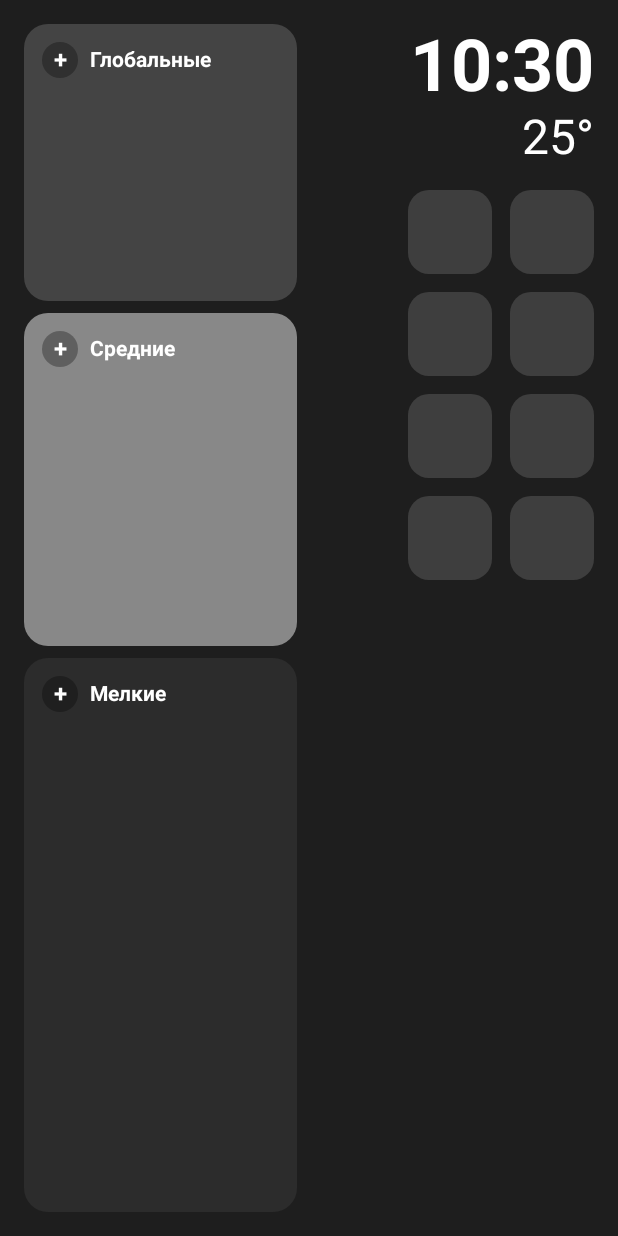
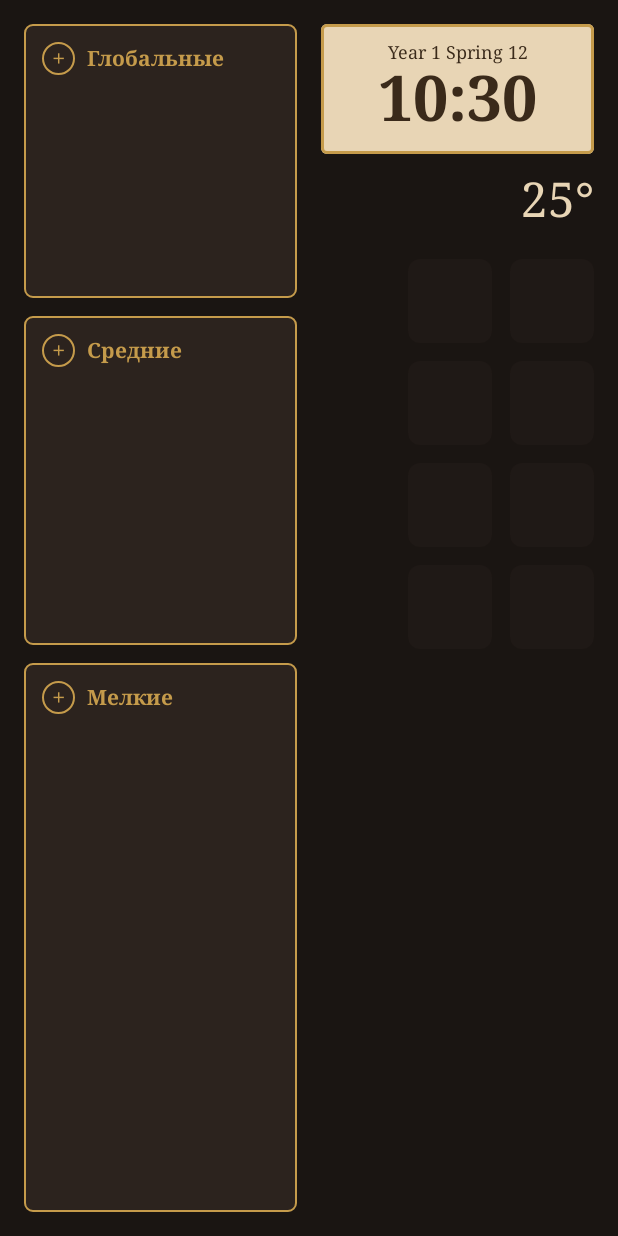
Before and after one commit to Altegro-Salvatore/MyLauncher, an Android app built with Jetpack Compose: the screen it shows after launch (MainActivity), on a phone screen of 412 x 824 dp. Run offline under Robolectric (Android 15) with nearby library versions, the phone set to English and light mode, and no system bars.

Commit message:
Update MainActivity.kt

```diff
--- a/app/src/main/java/com/example/gamelauncher/MainActivity.kt
+++ b/app/src/main/java/com/example/gamelauncher/MainActivity.kt
@@ -30,6 +30,7 @@ import androidx.compose.ui.Modifier
 import androidx.compose.ui.graphics.Color
 import androidx.compose.ui.graphics.asImageBitmap
 import androidx.compose.ui.platform.LocalContext
+import androidx.compose.ui.text.font.FontFamily
 import androidx.compose.ui.text.font.FontWeight
 import androidx.compose.ui.text.input.KeyboardType
 import androidx.compose.ui.text.style.TextAlign
@@ -43,6 +44,15 @@ import java.text.SimpleDateFormat
 import java.util.Date
 import java.util.Locale
 import java.util.UUID
+
+// НОВАЯ ЦВЕТОВАЯ ПАЛИТРА (по референсам)
+val ColorBg = Color(0xFF1A1512)         // Темное дерево/кожа
+val ColorCardBg = Color(0xFF2C231E)     // Темный пергамент
+val ColorGold = Color(0xFFC59B4B)       // Золотой акцент
+val ColorParchment = Color(0xFFE8D5B5)  // Светлый пергамент
+val ColorTextDark = Color(0xFF3A2A1A)   // Темный текст для пергамента
+val ColorHp = Color(0xFFD9534F)         // Красный (кровь)
+val ColorMp = Color(0xFF5BC0DE)         // Голубой (мана)
 
 data class AppInfo(val name: String, val packageName: String, val icon: Drawable)
 data class TaskItem(val id: String, val title: String, val category: String)
@@ -68,11 +78,7 @@ fun loadTasks(context: Context): List<TaskItem> {
         val jsonArray = JSONArray(jsonStr)
         for (i in 0 until jsonArray.length()) {
             val obj = jsonArray.getJSONObject(i)
-            list.add(TaskItem(
-                obj.getString("id"),
-                obj.getString("title"),
-                obj.optString("category", "Minor")
-            ))
+            list.add(TaskItem(obj.getString("id"), obj.getString("title"), obj.optString("category", "Minor")))
         }
     } catch (e: Exception) {}
     return list
@@ -96,9 +102,7 @@ fun getFrequentApps(context: Context): List<AppInfo> {
         usageEvents.getNextEvent(event)
         if (event.eventType == UsageEvents.Event.ACTIVITY_RESUMED || event.eventType == UsageEvents.Event.MOVE_TO_FOREGROUND) {
             val pkg = event.packageName
-            if (pkg != context.packageName) {
-                launchCounts[pkg] = launchCounts.getOrDefault(pkg, 0) + 1
-            }
+            if (pkg != context.packageName) launchCounts[pkg] = launchCounts.getOrDefault(pkg, 0) + 1
         }
     }
 
@@ -109,9 +113,7 @@ fun getFrequentApps(context: Context): List<AppInfo> {
         .mapNotNull {
             try {
                 val appInfo = pm.getApplicationInfo(it.key, 0)
-                val name = pm.getApplicationLabel(appInfo).toString()
-                val icon = pm.getApplicationIcon(it.key)
-                AppInfo(name, it.key, icon)
+                AppInfo(pm.getApplicationLabel(appInfo).toString(), it.key, pm.getApplicationIcon(it.key))
             } catch (e: Exception) { null }
         }
         .take(8)
@@ -138,7 +140,6 @@ fun ScreenOne() {
     var currentTime by remember { mutableStateOf("") }
 
     var tasks by remember { mutableStateOf(loadTasks(context)) }
-
     var showAddDialog by remember { mutableStateOf(false) }
     var inputTask by remember { mutableStateOf("") }
     var currentCategory by remember { mutableStateOf("Major") }
@@ -146,28 +147,36 @@ fun ScreenOne() {
     if (showAddDialog) {
         AlertDialog(
             onDismissRequest = { showAddDialog = false },
-            title = { Text("Новая задача") },
+            containerColor = ColorCardBg,
+            title = { Text("Новая задача", color = ColorGold, fontFamily = FontFamily.Serif) },
             text = {
                 OutlinedTextField(
                     value = inputTask,
                     onValueChange = { inputTask = it },
-                    label = { Text("Что нужно сделать?") },
-                    singleLine = true
+                    label = { Text("Что нужно сделать?", color = ColorParchment) },
+                    singleLine = true,
+                    colors = TextFieldDefaults.colors(
+                        focusedTextColor = ColorParchment,
+                        unfocusedTextColor = ColorParchment,
+                        focusedContainerColor = ColorBg,
+                        unfocusedContainerColor = ColorBg,
+                        focusedIndicatorColor = ColorGold,
+                        unfocusedIndicatorColor = ColorGold.copy(alpha = 0.5f)
+                    )
                 )
             },
             confirmButton = {
                 TextButton(onClick = {
                     if (inputTask.isNotBlank()) {
-                        val newTask = TaskItem(UUID.randomUUID().toString(), inputTask, currentCategory)
-                        tasks = tasks + newTask
+                        tasks = tasks + TaskItem(UUID.randomUUID().toString(), inputTask, currentCategory)
                         saveTasks(context, tasks)
                     }
                     inputTask = ""
                     showAddDialog = false
-                }) { Text("Добавить") }
+                }) { Text("Добавить", color = ColorGold, fontFamily = FontFamily.Serif) }
             },
             dismissButton = {
-                TextButton(onClick = { showAddDialog = false }) { Text("Отмена") }
+                TextButton(onClick = { showAddDialog = false }) { Text("Отмена", color = ColorParchment) }
             }
         )
     }
@@ -189,57 +198,64 @@ fun ScreenOne() {
 
     LaunchedEffect(Unit) { hasPermission = hasUsageStatsPermission(context) }
 
-    // Функция для удаления задачи
     val onTaskDone: (TaskItem) -> Unit = { task ->
-        val updated = tasks.filter { it.id != task.id }
-        tasks = updated
-        saveTasks(context, updated)
+        tasks = tasks.filter { it.id != task.id }
+        saveTasks(context, tasks)
     }
 
-    Row(modifier = Modifier.fillMaxSize().background(Color(0xFF1E1E1E)).padding(16.dp)) {
+    Row(modifier = Modifier.fillMaxSize().background(ColorBg).padding(16.dp)) {
 
-        Column(modifier = Modifier.weight(1f).fillMaxHeight(), verticalArrangement = Arrangement.spacedBy(8.dp)) {
+        // ЛЕВАЯ КОЛОНКА - КВЕСТЫ В СТИЛЕ D&D
+        Column(modifier = Modifier.weight(1f).fillMaxHeight(), verticalArrangement = Arrangement.spacedBy(12.dp)) {
 
-            Box(modifier = Modifier.weight(1f).fillMaxWidth().background(Color.DarkGray, RoundedCornerShape(16.dp))) {
-                QuestListCard(
-                    title = "Глобальные",
-                    tasks = tasks.filter { it.category == "Major" },
-                    onAddClick = { currentCategory = "Major"; showAddDialog = true },
-                    onTaskDone = onTaskDone
-                )
+            Box(modifier = Modifier.weight(1f).fillMaxWidth()) {
+                QuestListCard("Глобальные", tasks.filter { it.category == "Major" }, { currentCategory = "Major"; showAddDialog = true }, onTaskDone)
             }
 
-            Box(modifier = Modifier.weight(1.2f).fillMaxWidth().background(Color.Gray, RoundedCornerShape(16.dp))) {
-                QuestListCard(
-                    title = "Средние",
-                    tasks = tasks.filter { it.category == "Medium" },
-                    onAddClick = { currentCategory = "Medium"; showAddDialog = true },
-                    onTaskDone = onTaskDone
-                )
+            Box(modifier = Modifier.weight(1.2f).fillMaxWidth()) {
+                QuestListCard("Средние", tasks.filter { it.category == "Medium" }, { currentCategory = "Medium"; showAddDialog = true }, onTaskDone)
             }
 
-            Box(modifier = Modifier.weight(2f).fillMaxWidth().background(Color(0xFF2C2C2C), RoundedCornerShape(16.dp))) {
-                QuestListCard(
-                    title = "Мелкие",
-                    tasks = tasks.filter { it.category == "Minor" },
-                    onAddClick = { currentCategory = "Minor"; showAddDialog = true },
-                    onTaskDone = onTaskDone
-                )
+            Box(modifier = Modifier.weight(2f).fillMaxWidth()) {
+                QuestListCard("Мелкие", tasks.filter { it.category == "Minor" }, { currentCategory = "Minor"; showAddDialog = true }, onTaskDone)
             }
         }
 
         Spacer(modifier = Modifier.width(16.dp))
 
+        // ПРАВАЯ КОЛОНКА - ВРЕМЯ, ПОГОДА, ПРИЛОЖЕНИЯ
         Column(modifier = Modifier.weight(1f).fillMaxHeight(), horizontalAlignment = Alignment.End) {
-            Text(currentTime, fontSize = 48.sp, fontWeight = FontWeight.Bold, color = Color.White)
-            Text("25°", fontSize = 32.sp, color = Color.White)
-            Spacer(modifier = Modifier.height(16.dp))
+
+            // Карточка времени (Пергамент)
+            Box(
+                modifier = Modifier
+                    .fillMaxWidth()
+                    .background(ColorParchment, RoundedCornerShape(4.dp))
+                    .border(2.dp, ColorGold, RoundedCornerShape(4.dp))
+                    .padding(vertical = 12.dp, horizontal = 8.dp),
+                contentAlignment = Alignment.Center
+            ) {
+                Column(horizontalAlignment = Alignment.CenterHorizontally) {
+                    Text("Year 1 Spring 12", fontSize = 12.sp, fontFamily = FontFamily.Serif, color = ColorTextDark)
+                    Text(currentTime, fontSize = 42.sp, fontWeight = FontWeight.Bold, fontFamily = FontFamily.Serif, color = ColorTextDark)
+                }
+            }
+
+            // Погода (просто текст пока)
+            Text("25°", fontSize = 32.sp, fontFamily = FontFamily.Serif, color = ColorParchment, modifier = Modifier.padding(vertical = 12.dp))
+
+            Spacer(modifier = Modifier.height(8.dp))
 
             if (!hasPermission) {
-                Button(onClick = { context.startActivity(Intent(Settings.ACTION_USAGE_ACCESS_SETTINGS)) }, modifier = Modifier.fillMaxWidth()) {
-                    Text("Разрешить\nприложения", textAlign = TextAlign.Center, fontSize = 12.sp)
+                Button(
+                    onClick = { context.startActivity(Intent(Settings.ACTION_USAGE_ACCESS_SETTINGS)) },
+                    modifier = Modifier.fillMaxWidth(),
+                    colors = ButtonDefaults.buttonColors(containerColor = ColorCardBg)
+                ) {
+                    Text("Разрешить\nприложения", textAlign = TextAlign.Center, fontSize = 12.sp, color = ColorGold, fontFamily = FontFamily.Serif)
                 }
             } else {
+                // Сетка приложений (как созвездия/артефакты)
                 Column(verticalArrangement = Arrangement.spacedBy(12.dp)) {
                     for (i in 0 until 4) {
                         Row(horizontalArrangement = Arrangement.spacedBy(12.dp)) {
@@ -248,14 +264,16 @@ fun ScreenOne() {
                                 if (index < apps.size) {
                                     val app = apps[index]
                                     Box(
-                                        modifier = Modifier.size(56.dp).background(Color(0xFF333333), RoundedCornerShape(14.dp))
+                                        modifier = Modifier.size(56.dp)
+                                            .background(ColorCardBg, RoundedCornerShape(8.dp))
+                                            .border(1.dp, ColorGold.copy(alpha = 0.6f), RoundedCornerShape(8.dp))
                                             .clickable { context.startActivity(context.packageManager.getLaunchIntentForPackage(app.packageName)) },
                                         contentAlignment = Alignment.Center
                                     ) {
-                                        Image(bitmap = app.icon.toBitmap(100, 100).asImageBitmap(), contentDescription = app.name, modifier = Modifier.size(44.dp))
+                                        Image(bitmap = app.icon.toBitmap(100, 100).asImageBitmap(), contentDescription = app.name, modifier = Modifier.size(40.dp))
                                     }
                                 } else {
-                                    Box(modifier = Modifier.size(56.dp).background(Color.Gray.copy(alpha = 0.3f), RoundedCornerShape(14.dp)))
+                                    Box(modifier = Modifier.size(56.dp).background(ColorCardBg.copy(alpha = 0.3f), RoundedCornerShape(8.dp)))
                                 }
                             }
                         }
@@ -267,41 +285,39 @@ fun ScreenOne() {
 }
 
 @Composable
-fun QuestListCard(
-    title: String,
-    tasks: List<TaskItem>,
-    onAddClick: () -> Unit,
-    onTaskDone: (TaskItem) -> Unit
-) {
-    Column(modifier = Modifier.fillMaxSize().padding(12.dp)) {
+fun QuestListCard(title: String, tasks: List<TaskItem>, onAddClick: () -> Unit, onTaskDone: (TaskItem) -> Unit) {
+    Column(
+        modifier = Modifier
+            .fillMaxSize()
+            .background(ColorCardBg, RoundedCornerShape(6.dp))
+            .border(1.dp, ColorGold, RoundedCornerShape(6.dp)) // Золотая рамка как на карточках
+            .padding(12.dp)
+    ) {
+        // Заголовок карточки
         Row(verticalAlignment = Alignment.CenterVertically, modifier = Modifier.fillMaxWidth().padding(bottom = 8.dp)) {
             Box(
-                modifier = Modifier.size(24.dp).background(Color.Black.copy(alpha = 0.3f), CircleShape)
-                    .clickable { onAddClick() },
+                modifier = Modifier.size(22.dp).border(1.dp, ColorGold, CircleShape).clickable { onAddClick() },
                 contentAlignment = Alignment.Center
             ) {
-                Text("+", color = Color.White, fontSize = 16.sp, fontWeight = FontWeight.Bold)
+                Text("+", color = ColorGold, fontSize = 16.sp, fontFamily = FontFamily.Serif)
             }
             Spacer(modifier = Modifier.width(8.dp))
-            Text(title, color = Color.White, fontSize = 14.sp, fontWeight = FontWeight.Bold)
+            Text(title, color = ColorGold, fontSize = 14.sp, fontWeight = FontWeight.Bold, fontFamily = FontFamily.Serif)
         }
 
+        // Список задач с квадратными чекбоксами (как в D&D)
         LazyColumn(verticalArrangement = Arrangement.spacedBy(6.dp)) {
             items(tasks) { task ->
                 Row(verticalAlignment = Alignment.CenterVertically, modifier = Modifier.fillMaxWidth()) {
-                    // Нажатие на этот кружок удаляет задачу
                     Box(
                         modifier = Modifier
-                            .size(18.dp)
-                            .border(2.dp, Color.LightGray, CircleShape)
+                            .size(16.dp)
+                            .border(1.dp, ColorGold, RoundedCornerShape(2.dp))
+                            .background(ColorBg, RoundedCornerShape(2.dp))
                             .clickable { onTaskDone(task) }
                     )
                     Spacer(modifier = Modifier.width(8.dp))
-                    Text(
-                        text = task.title,
-                        color = Color.White,
-                        fontSize = 13.sp
-                    )
+                    Text(task.title, color = ColorParchment, fontSize = 13.sp, fontFamily = FontFamily.Serif)
                 }
             }
         }
@@ -320,14 +336,23 @@ fun ScreenTwo() {
     if (showMannaDialog) {
         AlertDialog(
             onDismissRequest = { showMannaDialog = false },
-            title = { Text("Добавить калории (MP)") },
+            containerColor = ColorCardBg,
+            title = { Text("Добавить калории (MP)", color = ColorMp, fontFamily = FontFamily.Serif) },
             text = {
                 OutlinedTextField(
                     value = inputManna,
                     onValueChange = { if (it.all { char -> char.isDigit() }) inputManna = it },
-                    label = { Text("Сколько калорий?") },
+                    label = { Text("Сколько калорий?", color = ColorParchment) },
                     keyboardOptions = KeyboardOptions(keyboardType = KeyboardType.Number),
-                    singleLine = true
+                    singleLine = true,
+                    colors = TextFieldDefaults.colors(
+                        focusedTextColor = ColorParchment,
+                        unfocusedTextColor = ColorParchment,
+                        focusedContainerColor = ColorBg,
+                        unfocusedContainerColor = ColorBg,
+                        focusedIndicatorColor = ColorMp,
+                        unfocusedIndicatorColor = ColorMp.copy(alpha = 0.5f)
+                    )
                 )
             },
             confirmButton = {
@@ -337,45 +362,53 @@ fun ScreenTwo() {
                     prefs.edit().putInt("manna_points", mannaPoints).apply()
                     inputManna = ""
                     showMannaDialog = false
-                }) { Text("Добавить") }
+                }) { Text("Добавить", color = ColorMp, fontFamily = FontFamily.Serif) }
             },
             dismissButton = {
-                TextButton(onClick = { showMannaDialog = false }) { Text("Отмена") }
+                TextButton(onClick = { showMannaDialog = false }) { Text("Отмена", color = ColorParchment) }
             }
         )
     }
 
-    Row(modifier = Modifier.fillMaxSize().background(Color(0xFF121212)).padding(16.dp)) {
+    Row(modifier = Modifier.fillMaxSize().background(ColorBg).padding(16.dp)) {
+        // Аватар (Карточка персонажа)
         Box(
-            modifier = Modifier.weight(1f).fillMaxHeight().background(Color.DarkGray, RoundedCornerShape(16.dp)),
+            modifier = Modifier.weight(1f).fillMaxHeight()
+                .background(ColorCardBg, RoundedCornerShape(8.dp))
+                .border(2.dp, ColorGold, RoundedCornerShape(8.dp)), // Толстая золотая рамка
             contentAlignment = Alignment.Center
         ) {
-            Text("+ Добавить\nАватар", color = Color.Gray, textAlign = TextAlign.Center)
+            Text("+ Добавить\nАватар", color = ColorParchment.copy(alpha = 0.5f), textAlign = TextAlign.Center, fontFamily = FontFamily.Serif)
         }
+
         Spacer(modifier = Modifier.width(16.dp))
 
+        // Статы
         Column(modifier = Modifier.weight(1f).fillMaxHeight(), verticalArrangement = Arrangement.spacedBy(16.dp)) {
-            StatBox("HP (Пульс)", "99")
 
-            Column(modifier = Modifier.clickable { showMannaDialog = true }) {
-                Text("MP (Калории)", color = Color.LightGray, fontSize = 12.sp)
-                Text("$mannaPoints", color = if (mannaPoints < 0) Color.Red else Color.White, fontSize = 24.sp, fontWeight = FontWeight.Bold)
+            // HP (Красный)
+            Column {
+                Text("HP (Пульс)", color = ColorParchment, fontSize = 12.sp, fontFamily = FontFamily.Serif)
+                Text("99", color = ColorHp, fontSize = 32.sp, fontWeight = FontWeight.Bold, fontFamily = FontFamily.Serif)
             }
 
-            StatBox("Отдых", "6ч 12мин")
+            // MP (Синий, кликабельный)
+            Column(modifier = Modifier.clickable { showMannaDialog = true }) {
+                Text("MP (Калории)", color = ColorParchment, fontSize = 12.sp, fontFamily = FontFamily.Serif)
+                Text("$mannaPoints", color = if (mannaPoints < 0) Color.Red else ColorMp, fontSize = 32.sp, fontWeight = FontWeight.Bold, fontFamily = FontFamily.Serif)
+            }
 
+            // Отдых
             Column {
-                Text("Шаги за сегодня", color = Color.LightGray, fontSize = 12.sp)
-                Text("Нет доступа", color = Color.Gray, fontSize = 20.sp)
+                Text("Отдых", color = ColorParchment, fontSize = 12.sp, fontFamily = FontFamily.Serif)
+                Text("6ч 12мин", color = ColorParchment, fontSize = 24.sp, fontWeight = FontWeight.Bold, fontFamily = FontFamily.Serif)
+            }
+
+            // Шаги
+            Column {
+                Text("Шаги за сегодня", color = ColorParchment, fontSize = 12.sp, fontFamily = FontFamily.Serif)
+                Text("Нет доступа", color = ColorParchment.copy(alpha = 0.5f), fontSize = 20.sp, fontFamily = FontFamily.Serif)
             }
         }
     }
 }
-
-@Composable
-fun StatBox(title: String, value: String) {
-    Column {
-        Text(title, color = Color.LightGray, fontSize = 12.sp)
-        Text(value, color = Color.White, fontSize = 24.sp, fontWeight = FontWeight.Bold)
-    }
-}
```
